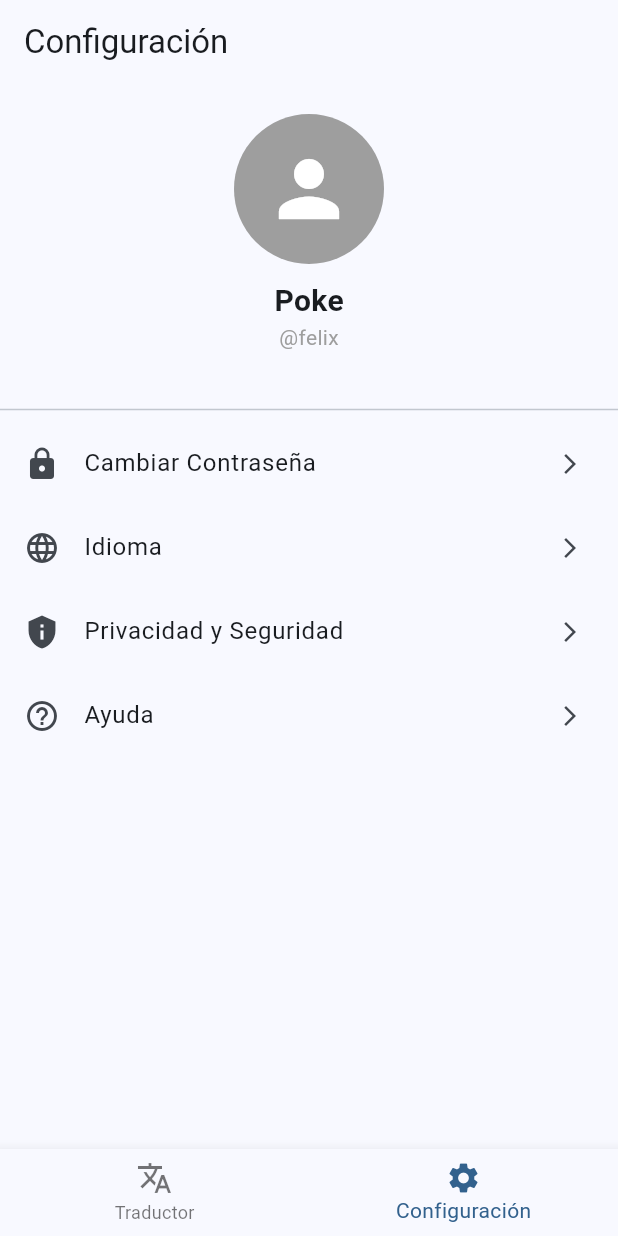
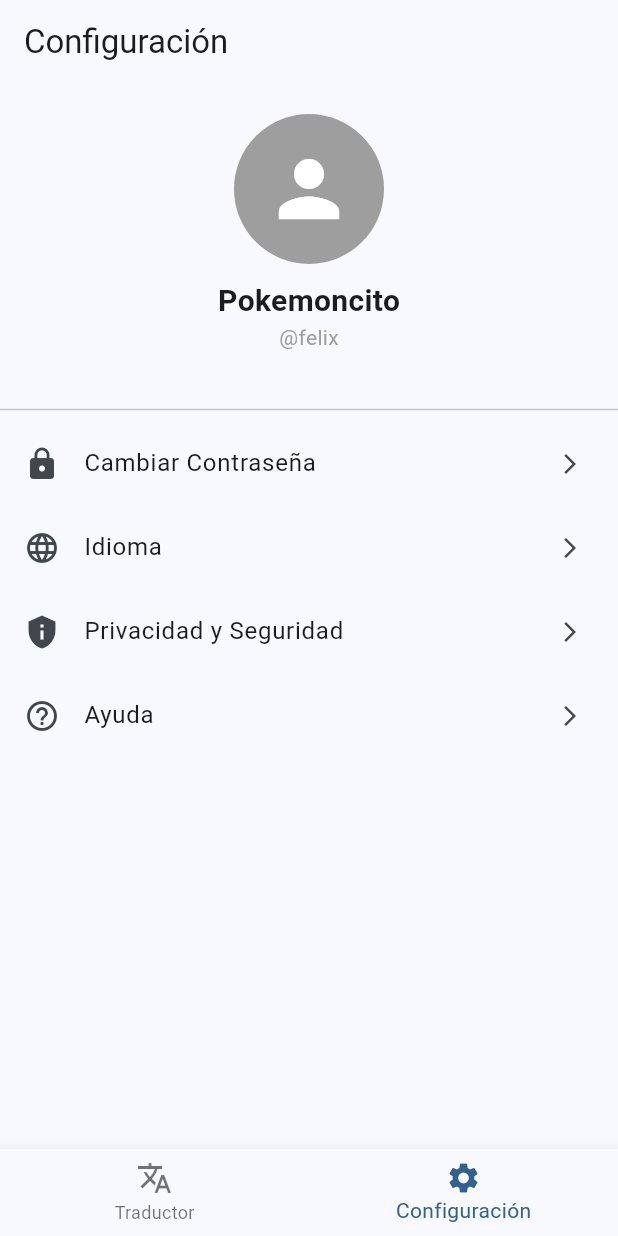
Before and after one commit to Felix2114/front-VoxMundo, a Flutter app: the HomePage screen opened directly, item 2 of the bottom bar chosen, on a phone screen of 412 x 824 dp. Run offline on Flutter 3.47's test engine with Material 3 defaults, Android fonts, the phone set to English and light mode, and no system bars.

Commit message:
update 3

```diff
--- a/lib/screens/settings_page.dart
+++ b/lib/screens/settings_page.dart
@@ -22,7 +22,7 @@ class SettingsPage extends StatelessWidget {
         const SizedBox(height: 10),
         const Center(
           child: Text(
-            'Poke',
+            'Pokemoncito',
             style: TextStyle(fontSize: 20, fontWeight: FontWeight.bold),
           ),
         ),
```
